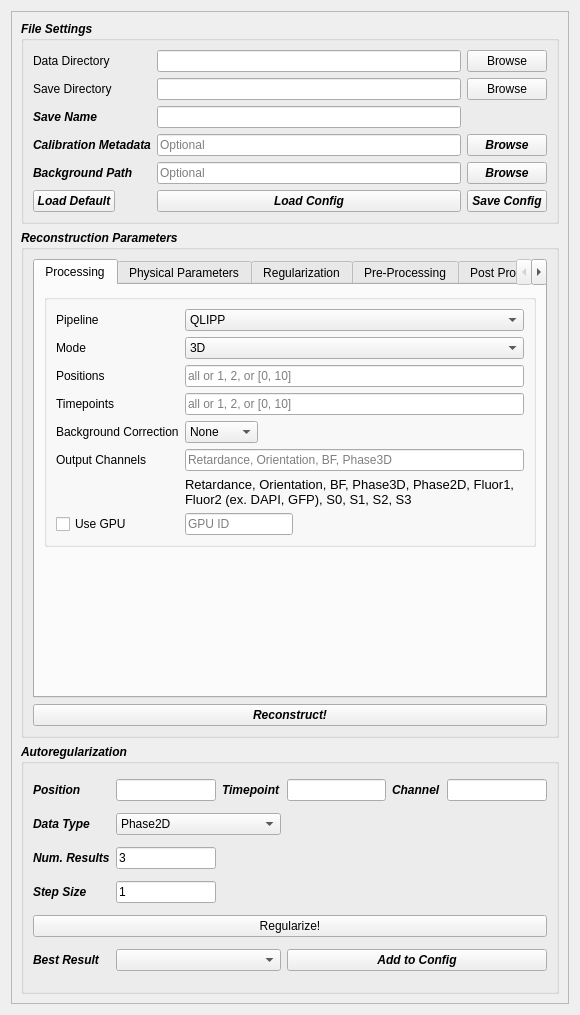
This is recOrder/plugin/qtdesigner/recOrder_reconstruction.ui in mehta-lab/waveorder as Qt 5 draws it before an edit. The edited form follows.
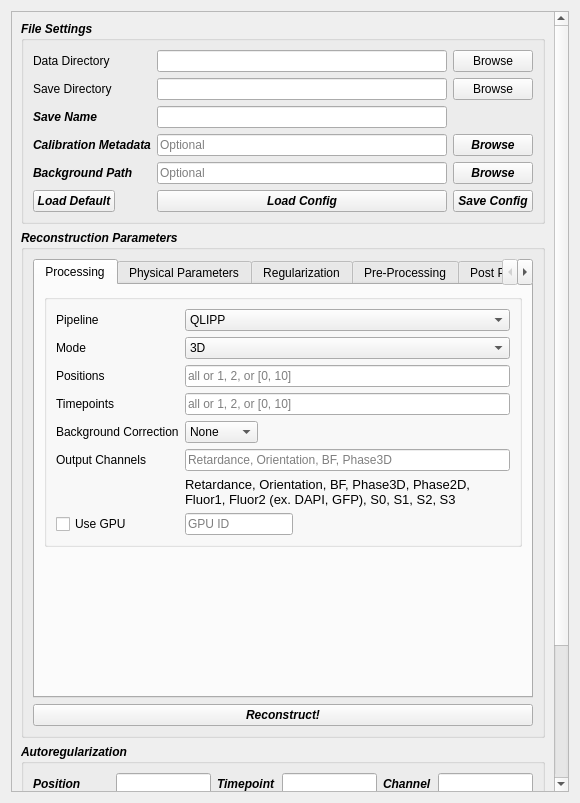
This is the edited form.

Patch:
```diff
--- a/recOrder/plugin/qtdesigner/recOrder_reconstruction.ui
+++ b/recOrder/plugin/qtdesigner/recOrder_reconstruction.ui
@@ -7,7 +7,7 @@
     <x>0</x>
     <y>0</y>
     <width>580</width>
-    <height>1015</height>
+    <height>803</height>
    </rect>
   </property>
   <property name="windowTitle">
@@ -31,7 +31,7 @@
         <x>0</x>
         <y>0</y>
         <width>554</width>
-        <height>1007</height>
+        <height>1000</height>
        </rect>
       </property>
       <layout class="QGridLayout" name="gridLayout_12">
```
Left out of the diff: 16 changed lines with no effect on the pictures.
